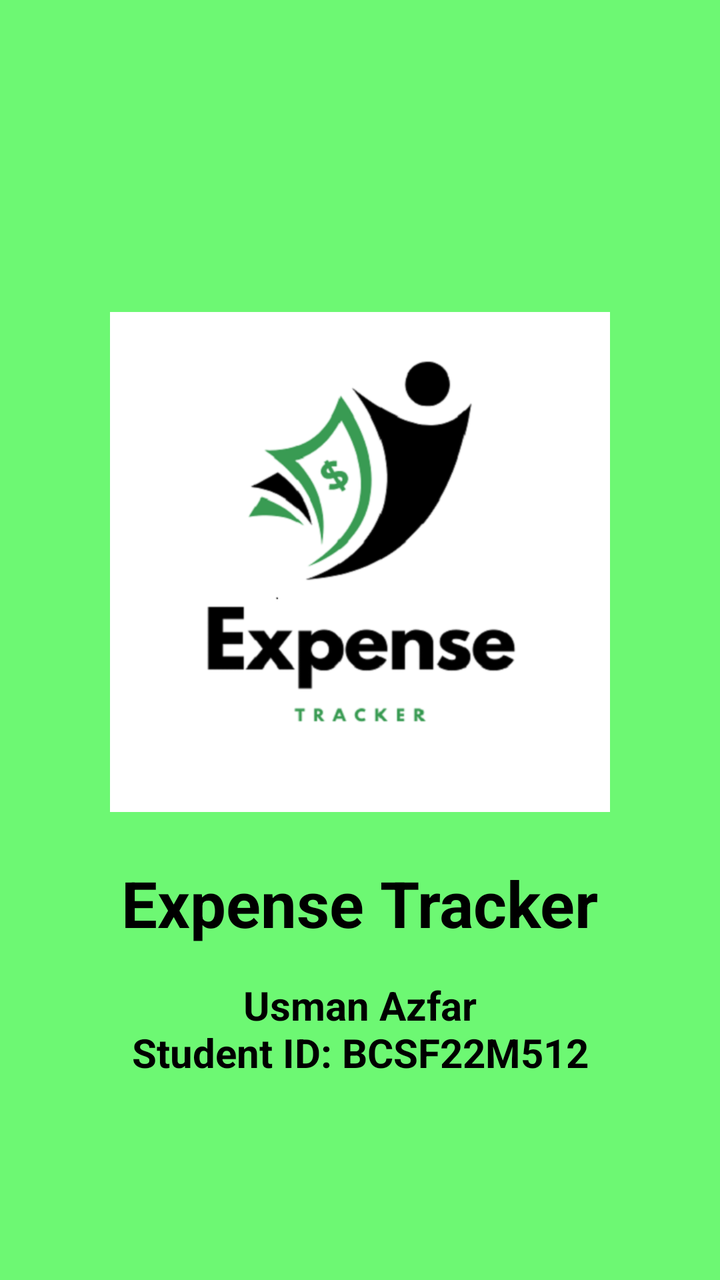
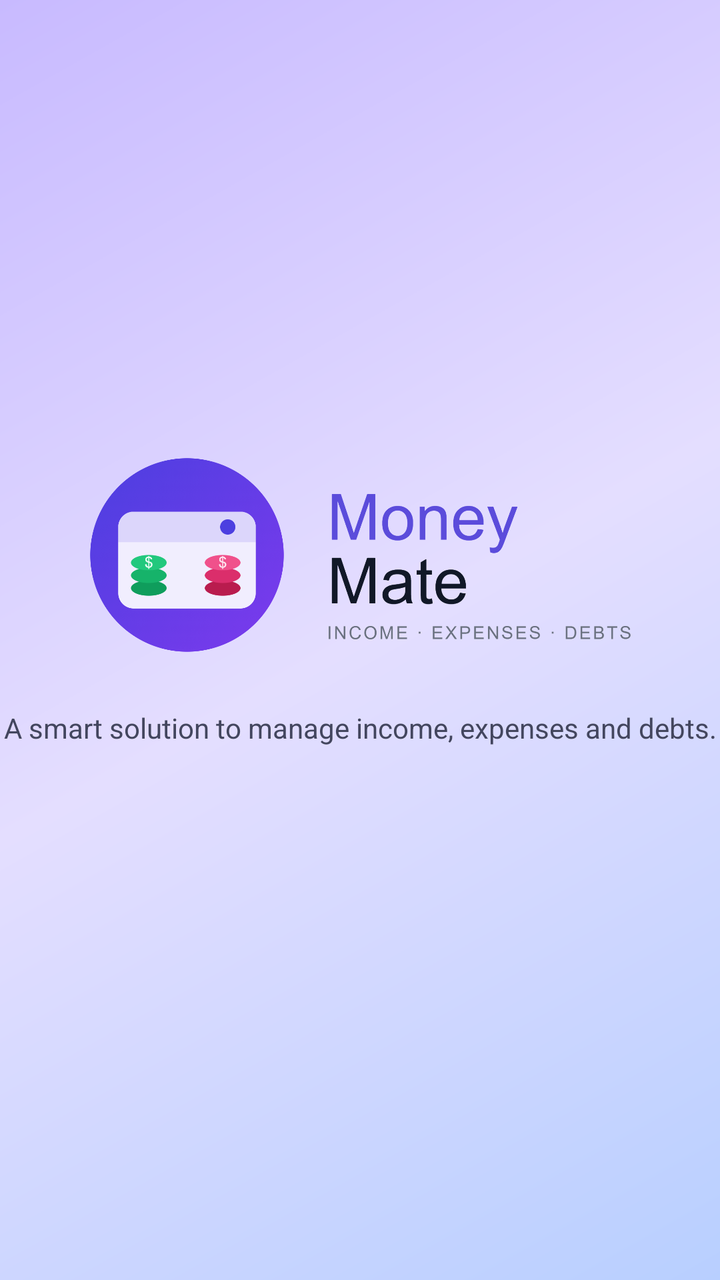

Screens rendered from an Android XML layout before and after an edit, with the pre-edit source and the edit as a unified diff.
<!-- AndroidManifest.xml: activity theme SplashTheme -->
<!-- res/layout/activity_splash.xml -->
<?xml version="1.0" encoding="utf-8"?>
<androidx.constraintlayout.widget.ConstraintLayout
    xmlns:android="http://schemas.android.com/apk/res/android"
    xmlns:app="http://schemas.android.com/apk/res-auto"
    android:layout_width="match_parent"
    android:layout_height="match_parent"
    android:background="@color/splash_background">

    
    <ImageView
        android:id="@+id/appLogo"
        android:layout_width="250dp"
        android:layout_height="250dp"
        android:src="@drawable/expense"
        android:contentDescription="App Logo"
        app:layout_constraintTop_toTopOf="parent"
        app:layout_constraintBottom_toBottomOf="parent"
        app:layout_constraintStart_toStartOf="parent"
        app:layout_constraintEnd_toEndOf="parent"
        app:layout_constraintVertical_bias="0.4"/>

    
    <TextView
        android:id="@+id/appName"
        android:layout_width="wrap_content"
        android:layout_height="wrap_content"
        android:text="Expense Tracker"
        android:textSize="32sp"
        android:textStyle="bold"
        android:textColor="@color/black"
        android:layout_marginTop="24dp"
        app:layout_constraintTop_toBottomOf="@id/appLogo"
        app:layout_constraintStart_toStartOf="parent"
        app:layout_constraintEnd_toEndOf="parent"/>

    
    <TextView
        android:id="@+id/studentInfo"
        android:layout_width="wrap_content"
        android:layout_height="wrap_content"
        android:text="Usman Azfar\nStudent ID: BCSF22M512"
        android:textSize="20sp"
        android:textColor="@color/black"
        android:textStyle="bold"
        android:textAlignment="center"
        android:layout_marginTop="16dp"
        app:layout_constraintTop_toBottomOf="@id/appName"
        app:layout_constraintStart_toStartOf="parent"
        app:layout_constraintEnd_toEndOf="parent"/>

    
    <ProgressBar
        android:id="@+id/progressBar"
        android:layout_width="wrap_content"
        android:layout_height="wrap_content"
        android:indeterminateTint="@color/black"
        android:layout_marginTop="32dp"
        app:layout_constraintTop_toBottomOf="@id/studentInfo"
        app:layout_constraintStart_toStartOf="parent"
        app:layout_constraintEnd_toEndOf="parent"/>

</androidx.constraintlayout.widget.ConstraintLayout>
<!-- resources referenced by this layout -->
<resources>
  <color name="black">#FF000000</color>
  <color name="splash_background">#6DF873</color>
  <!-- drawable expense: png bitmap (drawable, 40923 bytes) -->
  <style name="SplashTheme" parent="Theme.Material3.Light.NoActionBar">
          <item name="android:statusBarColor">@color/splash_background</item>
          <item name="android:windowBackground">@color/splash_background</item>
          <item name="android:windowFullscreen">true</item>
      </style>
</resources>

<!-- the commit's change to res/layout/activity_splash.xml (unified diff, before → after) -->
@@ -4,59 +4,38 @@
     xmlns:app="http://schemas.android.com/apk/res-auto"
     android:layout_width="match_parent"
     android:layout_height="match_parent"
-    android:background="@color/splash_background">
+    android:background="@drawable/bg_splash">
 
     
     <ImageView
         android:id="@+id/appLogo"
-        android:layout_width="250dp"
-        android:layout_height="250dp"
-        android:src="@drawable/expense"
-        android:contentDescription="App Logo"
+        android:layout_width="0dp"
+        android:layout_height="wrap_content"
+        android:layout_marginStart="@dimen/space_40"
+        android:layout_marginEnd="@dimen/space_40"
+        android:adjustViewBounds="true"
+        android:scaleType="fitCenter"
+        android:src="@drawable/logo_full"
+        android:contentDescription="@string/app_display_name"
         app:layout_constraintTop_toTopOf="parent"
         app:layout_constraintBottom_toBottomOf="parent"
         app:layout_constraintStart_toStartOf="parent"
         app:layout_constraintEnd_toEndOf="parent"
-        app:layout_constraintVertical_bias="0.4"/>
+        app:layout_constraintVertical_bias="0.42" />
 
-    
     <TextView
-        android:id="@+id/appName"
+        android:id="@+id/appTagline"
         android:layout_width="wrap_content"
         android:layout_height="wrap_content"
-        android:text="Expense Tracker"
-        android:textSize="32sp"
-        android:textStyle="bold"
-        android:textColor="@color/black"
-        android:layout_marginTop="24dp"
+        android:layout_marginStart="@dimen/space_32"
+        android:layout_marginEnd="@dimen/space_32"
+        android:layout_marginTop="@dimen/space_24"
+        android:text="@string/app_tagline"
+        android:textAppearance="@style/TextAppearance.App.BodyMedium"
+        android:textColor="@color/splash_tagline_text"
+        android:gravity="center"
         app:layout_constraintTop_toBottomOf="@id/appLogo"
         app:layout_constraintStart_toStartOf="parent"
-        app:layout_constraintEnd_toEndOf="parent"/>
-
-    
-    <TextView
-        android:id="@+id/studentInfo"
-        android:layout_width="wrap_content"
-        android:layout_height="wrap_content"
-        android:text="Usman Azfar\nStudent ID: BCSF22M512"
-        android:textSize="20sp"
-        android:textColor="@color/black"
-        android:textStyle="bold"
-        android:textAlignment="center"
-        android:layout_marginTop="16dp"
-        app:layout_constraintTop_toBottomOf="@id/appName"
-        app:layout_constraintStart_toStartOf="parent"
-        app:layout_constraintEnd_toEndOf="parent"/>
-
-    
-    <ProgressBar
-        android:id="@+id/progressBar"
-        android:layout_width="wrap_content"
-        android:layout_height="wrap_content"
-        android:indeterminateTint="@color/black"
-        android:layout_marginTop="32dp"
-        app:layout_constraintTop_toBottomOf="@id/studentInfo"
-        app:layout_constraintStart_toStartOf="parent"
-        app:layout_constraintEnd_toEndOf="parent"/>
+        app:layout_constraintEnd_toEndOf="parent" />
 
 </androidx.constraintlayout.widget.ConstraintLayout>
<!-- resource entries referenced after the edit -->
@@ -1,12 +1,43 @@
 <!-- resources referenced by this layout -->
 <resources>
-  <color name="black">#FF000000</color>
-  <color name="splash_background">#6DF873</color>
-  <!-- drawable expense: png bitmap (drawable, 40923 bytes) -->
-  <style name="SplashTheme" parent="Theme.Material3.Light.NoActionBar">
-          <item name="android:statusBarColor">@color/splash_background</item>
-          <item name="android:windowBackground">@color/splash_background</item>
+  <color name="splash_tagline_text">#43465E</color>
+  <dimen name="space_24">24dp</dimen>
+  <dimen name="space_32">32dp</dimen>
+  <dimen name="space_40">40dp</dimen>
+  <!-- drawable bg_splash (drawable) -->
+  <?xml version="1.0" encoding="utf-8"?>
+  <shape xmlns:android="http://schemas.android.com/apk/res/android"
+      android:shape="rectangle">
+      <gradient
+          android:type="linear"
+          android:angle="315"
+          android:startColor="@color/splash_gradient_start"
+          android:centerColor="@color/splash_gradient_center"
+          android:endColor="@color/splash_gradient_end" />
+  </shape>
+  <!-- drawable logo_full: png bitmap (drawable-nodpi, 129188 bytes) -->
+  <string name="app_display_name">MoneyMate</string>
+  <string name="app_tagline">A smart solution to manage income, expenses and debts.</string>
+  <style name="TextAppearance.App.BodyMedium" parent="TextAppearance.App.Base">
+          <item name="android:textSize">14sp</item>
+      </style>
+  <style name="SplashTheme" parent="Theme.Material3.DayNight.NoActionBar">
+          <item name="android:statusBarColor">@color/splash_gradient_start</item>
+          <item name="android:navigationBarColor">@color/splash_gradient_end</item>
+          <item name="android:windowBackground">@drawable/bg_splash</item>
           <item name="android:windowFullscreen">true</item>
+          
+          <item name="android:windowLayoutInDisplayCutoutMode" tools:targetApi="p">shortEdges</item>
+          <item name="android:windowLightStatusBar">true</item>
+          <item name="android:windowLightNavigationBar" tools:targetApi="o_mr1">true</item>
+          <item name="android:fontFamily">sans-serif</item>
+      </style>
+  <color name="splash_gradient_start">#C8BAFF</color>
+  <color name="splash_gradient_center">#E4DEFF</color>
+  <color name="splash_gradient_end">#B8CFFF</color>
+  <style name="TextAppearance.App.Base" parent="android:TextAppearance">
+          <item name="android:fontFamily">sans-serif</item>
+          <item name="android:letterSpacing">0</item>
       </style>
 </resources>
 
